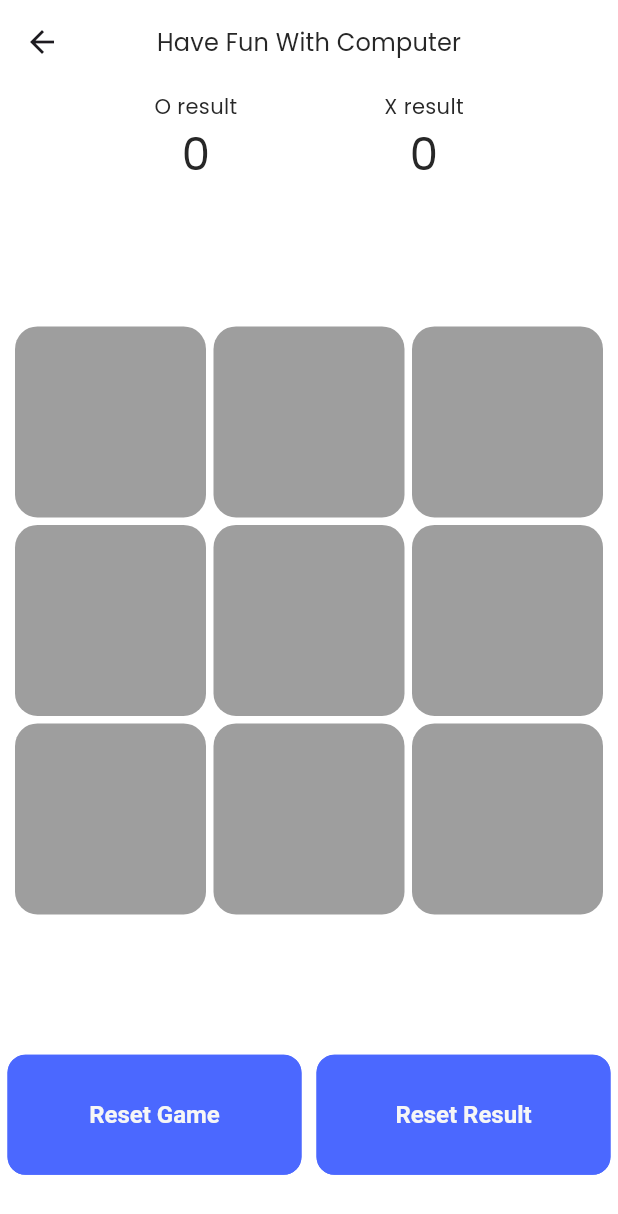
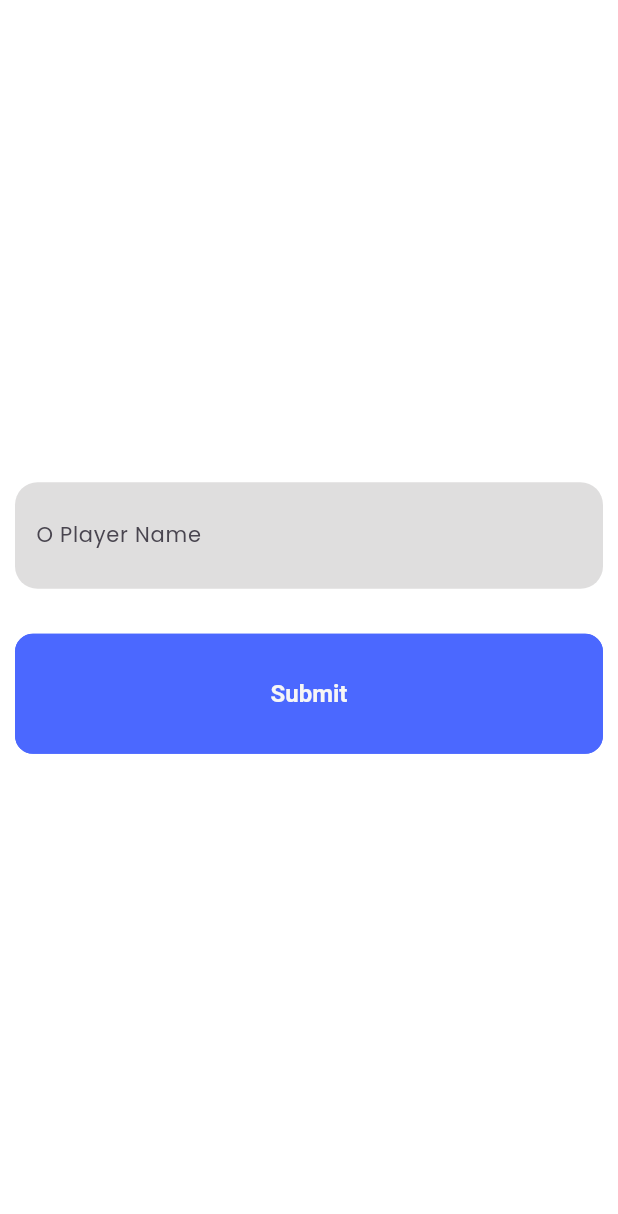
Before and after one commit to TPMELHELW/xo_game, a Flutter app: the screen it shows after launch, after a tap on "Easy", on a phone screen of 412 x 824 dp. Shown: the top 1214 px of the screen. Run offline on Flutter 3.47's test engine with Material 3 defaults, Android fonts, the phone set to English and light mode, and no system bars; our stand-ins replace get.

Commit message:
Add New Feature

```diff
--- a/lib/features/board/board_screen.dart
+++ b/lib/features/board/board_screen.dart
@@ -1,7 +1,5 @@
 import 'package:flutter/material.dart';
-import 'package:get/get.dart';
 import 'package:xo_game/common/custom_app_bar_widget.dart';
-import 'package:xo_game/features/board/controller/board_controller.dart';
 import 'package:xo_game/features/board/widget/board_widget.dart';
 import 'package:xo_game/features/board/widget/player_result_widget.dart';
 import 'package:xo_game/features/board/widget/setting_button_widget.dart';
@@ -13,7 +11,6 @@ class BoardScreen extends StatelessWidget {
 
   @override
   Widget build(BuildContext context) {
-    Get.put(BoardController());
     return Scaffold(
       appBar: CustomAppBarWidget(
           text: isTwoPlayer ? 'Two Player' : 'Have Fun With Computer'),
--- a/lib/features/board/controller/board_controller.dart
+++ b/lib/features/board/controller/board_controller.dart
@@ -6,12 +6,14 @@ import 'package:xo_game/utils/functions/snack_bar.dart';
 
 class BoardController extends GetxController {
   static BoardController get instance => Get.find<BoardController>();
+  late TextEditingController xPlayer, oPlayer;
 
   ///variable
   late Rx<bool> isOturn, isEnd;
   late RxList<String> options;
-  late Rx<int> xPlayerScore, oPlayerScore;
+  late Rx<int> xPlayerScore, oPlayerScore, draw;
   final welcomeController = WelcomeController.instance;
+  GlobalKey<FormState> formState = GlobalKey();
 
   List<List<int>> winning = [
     [0, 1, 2],
@@ -27,7 +29,6 @@ class BoardController extends GetxController {
   ///Reset Game fun
   void initGame() {
     options.value = ['', '', '', '', '', '', '', '', ''];
-    isOturn.value = true;
     isEnd.value = false;
   }
 
@@ -35,6 +36,7 @@ class BoardController extends GetxController {
   void initResult() {
     xPlayerScore.value = 0;
     oPlayerScore.value = 0;
+    draw.value = 0;
   }
 
   ///Check winner
@@ -47,21 +49,24 @@ class BoardController extends GetxController {
           !isOturn.value ? oPlayerScore.value++ : xPlayerScore.value++;
           showSnackBar('Congratulation', '${options[winningPosition[0]]} Win',
               options[winningPosition[0]] == 'X' ? Colors.red : Colors.blue);
-          await Future.delayed(const Duration(milliseconds: 500));
           initGame();
           return;
         }
       }
     }
 
-    checkTieFun();
+    checkDrawFun();
   }
 
   ///Check Tie Fun
-  void checkTieFun() {
+  void checkDrawFun() {
     options.contains('')
         ? null
-        : {showSnackBar('Draw', 'No Win', Colors.white)};
+        : {
+            showSnackBar('Draw', 'No Win', Colors.white),
+            draw.value++,
+            initGame()
+          };
   }
 
   ///Two Player Fun
@@ -70,12 +75,10 @@ class BoardController extends GetxController {
       options[index] = 'O';
       isOturn.value = !isOturn.value;
       checkWinner();
-      // checkTieFun();
     } else if (!isOturn.value && options[index] == '') {
       options[index] = 'X';
       isOturn.value = !isOturn.value;
       checkWinner();
-      // checkTieFun();
     }
   }
 
@@ -97,6 +100,7 @@ class BoardController extends GetxController {
   ///Easy Level
   void easyComputerMove() {
     if (isEnd.value) return;
+
     var emptyIndices = List<int>.generate(options.length, (i) => i)
         .where((index) => options[index] == '')
         .toList();
@@ -128,7 +132,7 @@ class BoardController extends GetxController {
         return;
       }
     }
-    if (isEnd.value) return;
+
     var emptyIndices = List<int>.generate(options.length, (i) => i)
         .where((index) => options[index] == '')
         .toList();
@@ -145,6 +149,9 @@ class BoardController extends GetxController {
     isEnd = false.obs;
     xPlayerScore = 0.obs;
     oPlayerScore = 0.obs;
+    draw = 0.obs;
+    xPlayer = TextEditingController();
+    oPlayer = TextEditingController();
 
     super.onInit();
   }
--- a/lib/features/welcome/welcome_screen.dart
+++ b/lib/features/welcome/welcome_screen.dart
@@ -2,8 +2,8 @@ import 'package:flutter/material.dart';
 import 'package:get/get.dart';
 import 'package:xo_game/common/button_widget.dart';
 import 'package:xo_game/common/custom_app_bar_widget.dart';
-import 'package:xo_game/features/board/board_screen.dart';
 import 'package:xo_game/features/welcome/controller/welcome_controller.dart';
+import 'package:xo_game/features/welcome/widget/type_name_widget.dart';
 import 'package:xo_game/utils/constants/image.dart';
 
 class WelcomeScreen extends StatelessWidget {
@@ -27,11 +27,10 @@ class WelcomeScreen extends StatelessWidget {
               FadeTransition(
                 opacity: controller.firstButtonAnimation,
                 child: ButtonWidget(
-                  text: 'Two Player',
-                  onPress: () => Get.to(
-                    () => const BoardScreen(isTwoPlayer: true),
-                  ),
-                ),
+                    text: 'Two Player',
+                    onPress: () => Get.to(() => const TypeName(
+                          isTwoPlayer: true,
+                        ))),
               ),
               const SizedBox(
                 height: 20,
@@ -41,7 +40,9 @@ class WelcomeScreen extends StatelessWidget {
                 child: Obx(
                   () => ElevatedButton.icon(
                     onPressed: () {
-                      Get.to(() => const BoardScreen(isTwoPlayer: false));
+                      Get.to(() => const TypeName(
+                            isTwoPlayer: false,
+                          ));
                     },
                     icon: DropdownButton<String>(
                       padding: const EdgeInsets.only(right: 30),
@@ -70,16 +71,3 @@ class WelcomeScreen extends StatelessWidget {
     );
   }
 }
-
-
-// Stack(
-//                   children: [
-//                     ButtonWidget(
-//                       text: 'Play With Computer',
-//                       onPress: () => Get.to(
-//                         () => const BoardScreen(isTwoPlayer: false),
-//                       ),
-//                     ),
-
-//                   ],
-//                 ),
--- /dev/null
+++ b/lib/features/welcome/widget/text_field_widget.dart
@@ -0,0 +1,28 @@
+import 'package:flutter/material.dart';
+import 'package:xo_game/utils/functions/valid_input.dart';
+
+class TextFieldWidget extends StatelessWidget {
+  final TextEditingController controller;
+  final String text;
+  const TextFieldWidget(
+      {super.key, required this.controller, required this.text});
+
+  @override
+  Widget build(BuildContext context) {
+    return TextFormField(
+      validator: validateEmpty,
+      controller: controller,
+      decoration: InputDecoration(
+        hintText: text,
+        filled: true,
+        contentPadding:
+            const EdgeInsets.symmetric(vertical: 25, horizontal: 10),
+        fillColor: const Color.fromARGB(255, 223, 222, 222),
+        border: OutlineInputBorder(
+          borderSide: BorderSide.none,
+          borderRadius: BorderRadius.circular(15),
+        ),
+      ),
+    );
+  }
+}
--- /dev/null
+++ b/lib/features/welcome/widget/type_name_widget.dart
@@ -0,0 +1,55 @@
+import 'package:flutter/material.dart';
+import 'package:get/get.dart';
+import 'package:xo_game/common/button_widget.dart';
+import 'package:xo_game/features/board/board_screen.dart';
+import 'package:xo_game/features/board/controller/board_controller.dart';
+import 'package:xo_game/features/welcome/widget/text_field_widget.dart';
+
+class TypeName extends StatelessWidget {
+  final bool isTwoPlayer;
+  const TypeName({super.key, required this.isTwoPlayer});
+
+  @override
+  Widget build(BuildContext context) {
+    final controller = Get.put(BoardController());
+    return Scaffold(
+      body: Padding(
+        padding: const EdgeInsets.symmetric(horizontal: 10),
+        child: Column(
+          mainAxisAlignment: MainAxisAlignment.center,
+          children: [
+            Form(
+              key: controller.formState,
+              child: Column(
+                crossAxisAlignment: CrossAxisAlignment.stretch,
+                mainAxisAlignment: MainAxisAlignment.center,
+                children: [
+                  TextFieldWidget(
+                    controller: controller.oPlayer,
+                    text: 'O Player Name',
+                  ),
+                  const SizedBox(height: 10),
+                  !isTwoPlayer
+                      ? const SizedBox()
+                      : TextFieldWidget(
+                          controller: controller.xPlayer,
+                          text: 'X Player Name',
+                        ),
+                  const SizedBox(
+                    height: 20,
+                  ),
+                  ButtonWidget(
+                    text: 'Submit',
+                    onPress: () => controller.formState.currentState!.validate()
+                        ? Get.to(() => BoardScreen(isTwoPlayer: isTwoPlayer))
+                        : null,
+                  )
+                ],
+              ),
+            )
+          ],
+        ),
+      ),
+    );
+  }
+}
--- /dev/null
+++ b/lib/utils/functions/valid_input.dart
@@ -0,0 +1,6 @@
+String? validateEmpty(String? value) {
+  if (value == null || value.isEmpty) {
+    return 'Field is required.';
+  }
+  return null;
+}
```
Also changed, not shown: lib/features/board/widget/player_result_widget.dart (+36 -2 lines).
